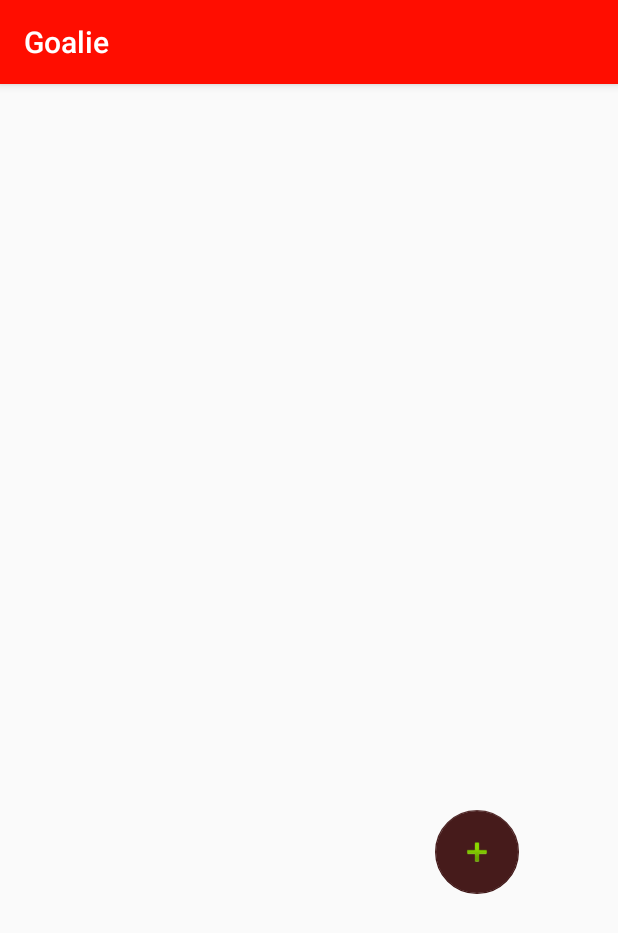
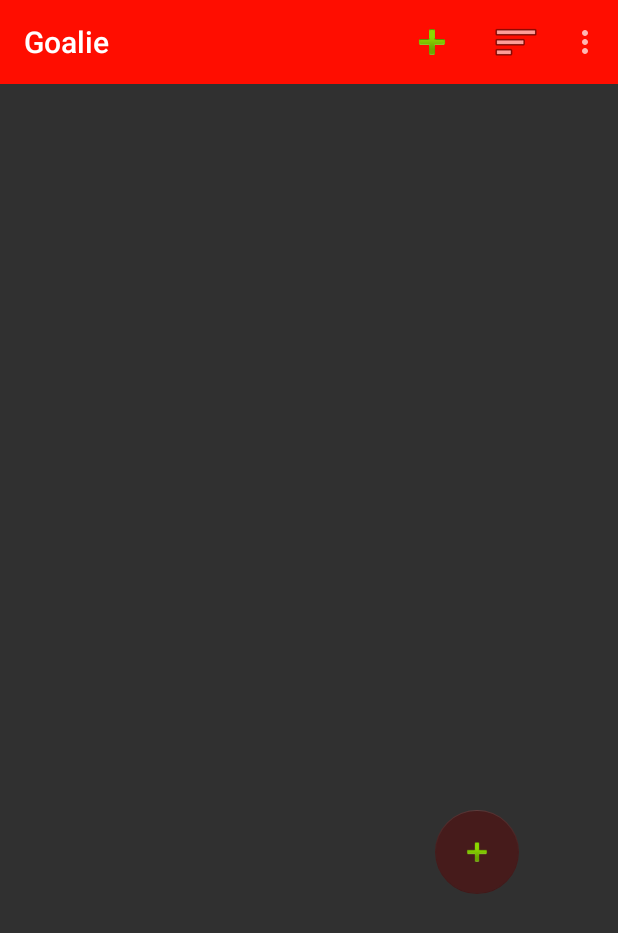
Before and after one commit to khuonghieu/Goalie, an Android app: the MainActivity screen opened directly, with no data from a screen before it, on a phone screen of 412 x 824 dp. Shown: the top 933 px of the screen. Run offline under Robolectric (Android 15) with nearby library versions, the phone set to English and light mode, and no system bars.

Commit message:
Added button on menu bar.

```diff
--- a/app/src/main/java/edu/temple/goalie/Activities/MainActivity.java
+++ b/app/src/main/java/edu/temple/goalie/Activities/MainActivity.java
@@ -6,6 +6,8 @@
 import android.support.design.widget.FloatingActionButton;
 import android.support.v7.app.AppCompatActivity;
 import android.os.Bundle;
+import android.support.v7.widget.Toolbar;
+import android.view.Menu;
 import android.view.View;
 import android.widget.AdapterView;
 import android.widget.Button;
@@ -26,17 +28,6 @@
     protected void onCreate(Bundle savedInstanceState) {
         super.onCreate(savedInstanceState);
         setContentView(R.layout.activity_main);
-
-
-        FloatingActionButton createNoteButton = findViewById(R.id.createNoteButton);
-        createNoteButton.setOnClickListener(new View.OnClickListener() {
-            @Override
-            public void onClick(View v) {
-                Intent toCreateNoteActivity = new Intent(MainActivity.this, CreateGoal.class);
-                startActivity(toCreateNoteActivity);
-            }
-        });
-
 
         //Set list view
         list = findViewById(R.id.goalList);
@@ -67,6 +58,14 @@
             }
 
         });
+        Toolbar toolbar = (Toolbar) findViewById(R.id.mainToolBar);
+        setSupportActionBar(toolbar);
+    }
 
+    @Override
+    public boolean onCreateOptionsMenu(Menu menu) {
+        // Inflate the menu; this adds items to the action bar if it is present.
+        getMenuInflater().inflate(R.menu.menu_main, menu);
+        return true;
     }
 }
--- a/app/src/main/res/layout/activity_main.xml
+++ b/app/src/main/res/layout/activity_main.xml
@@ -1,3 +1,18 @@
+<LinearLayout xmlns:android="http://schemas.android.com/apk/res/android"
+    xmlns:app="http://schemas.android.com/apk/res-auto"
+    android:layout_width="match_parent"
+    android:layout_height="match_parent"
+    android:fitsSystemWindows="true"
+    android:orientation="vertical">
+
+    <android.support.v7.widget.Toolbar
+        android:id="@+id/mainToolBar"
+        android:layout_width="match_parent"
+        android:layout_height="wrap_content"
+        android:background="?attr/colorPrimary"
+        android:minHeight="?attr/actionBarSize"
+        app:titleTextColor="@android:color/white"></android.support.v7.widget.Toolbar>
+
     <RelativeLayout xmlns:android="http://schemas.android.com/apk/res/android"
         xmlns:app="http://schemas.android.com/apk/res-auto"
         xmlns:tools="http://schemas.android.com/tools"
@@ -40,3 +55,4 @@
 
 
     </RelativeLayout>
+</LinearLayout>
--- a/app/src/main/res/menu/menu_main.xml
+++ b/app/src/main/res/menu/menu_main.xml
@@ -7,4 +7,16 @@
         android:orderInCategory="100"
         android:title="@string/action_settings"
         app:showAsAction="never" />
+    <item
+        android:id="@+id/addGoal"
+        android:icon="@android:drawable/ic_input_add"
+        android:title="Add Goal"
+        android:visible="true"
+        app:showAsAction="ifRoom"></item>
+    <item
+        android:id="@+id/sortGoal"
+        android:icon="@android:drawable/ic_menu_sort_by_size"
+        android:title="Sort Goals"
+        android:visible="true"
+        app:showAsAction="ifRoom|withText"></item>
 </menu>
--- a/app/src/main/res/values/styles.xml
+++ b/app/src/main/res/values/styles.xml
@@ -1,7 +1,7 @@
 <resources>
 
     <!-- Base application theme. -->
-    <style name="AppTheme" parent="Theme.AppCompat.Light.DarkActionBar">
+    <style name="AppTheme" parent="Theme.AppCompat.NoActionBar">
         <!-- Customize your theme here. -->
         <item name="colorPrimary">@color/colorPrimary</item>
         <item name="colorPrimaryDark">@color/colorPrimaryDark</item>
```
Lines whose indentation alone changed are shown as unchanged.
